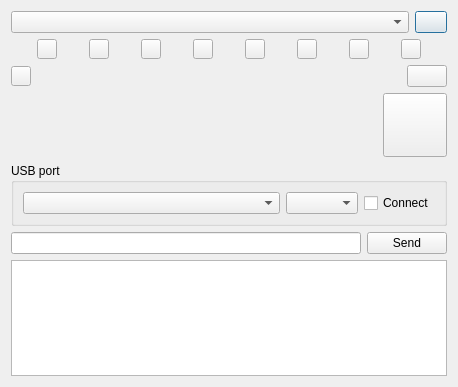
Above: hardware/dialogcollarsim.ui from IvanTsantsarov/herdmind-simulator before the change. Below: the same form after it.
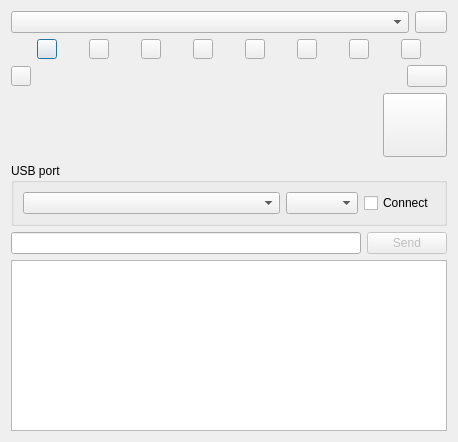
That is the form after the change. Icons and pictures are not drawn. Custom widgets are drawn as their Qt base class.

Patch:
```diff
--- a/hardware/dialogcollarsim.ui
+++ b/hardware/dialogcollarsim.ui
@@ -7,7 +7,7 @@
     <x>0</x>
     <y>0</y>
     <width>458</width>
-    <height>387</height>
+    <height>442</height>
    </rect>
   </property>
   <property name="maximumSize">
@@ -58,6 +58,9 @@
           <iconset resource="../res/res.qrc">
            <normaloff>:/pixel_art.svg</normaloff>:/pixel_art.svg</iconset>
          </property>
+         <property name="autoDefault">
+          <bool>false</bool>
+         </property>
         </widget>
        </item>
       </layout>
@@ -400,6 +403,9 @@
        </item>
        <item>
         <widget class="QPushButton" name="btnSend">
+         <property name="enabled">
+          <bool>false</bool>
+         </property>
          <property name="text">
           <string>Send</string>
          </property>
```
